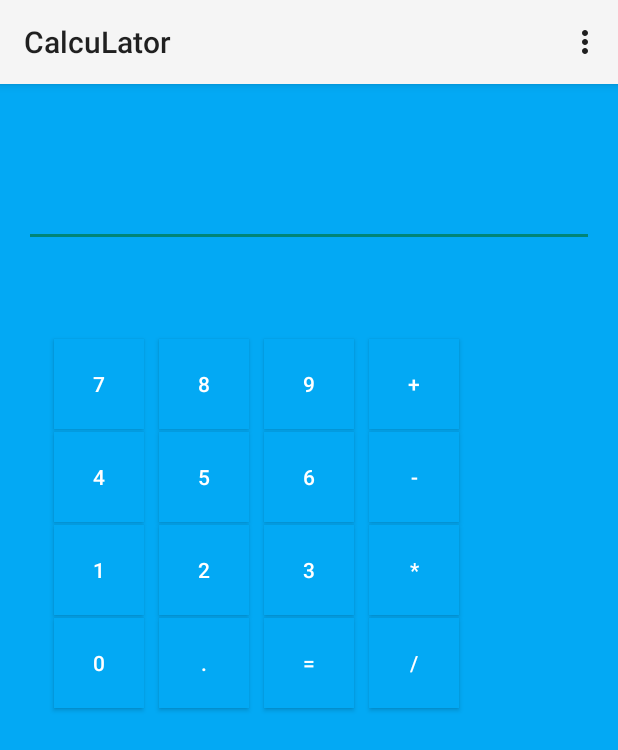
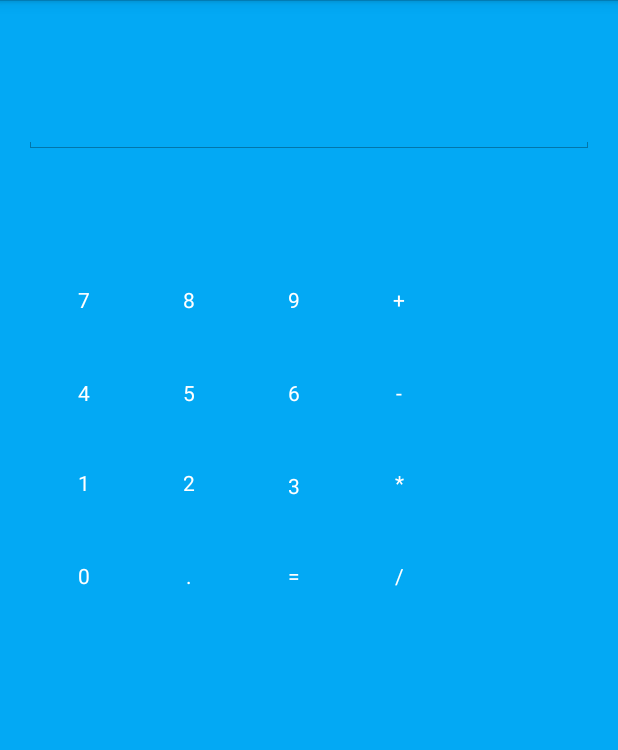
Before and after one commit to arjunmp350/CalcuLator, an Android app: the screen it shows after launch (MyActivity), on a phone screen of 412 x 824 dp. Shown: the top 750 px of the screen. Run offline under Robolectric (Android 15) with nearby library versions, the phone set to English and light mode, and no system bars.

Commit message:
Initial_changes

```diff
--- a/app/build.gradle
+++ b/app/build.gradle
@@ -1,13 +1,13 @@
 apply plugin: 'com.android.application'
 
 android {
-    compileSdkVersion 'android-L'
+    compileSdkVersion 16
     buildToolsVersion "20.0.0"
 
     defaultConfig {
         applicationId "com.calculator.pixel.calculator"
         minSdkVersion 15
-        targetSdkVersion 'L'
+        targetSdkVersion 20
         versionCode 1
         versionName "1.0"
     }
--- a/app/src/main/res/layout/activity_my.xml
+++ b/app/src/main/res/layout/activity_my.xml
@@ -18,10 +18,8 @@
         android:layout_alignParentTop="true"
         android:layout_marginTop="47dp"
         android:layout_alignParentLeft="true"
-        android:layout_alignParentStart="true"
         android:layout_alignParentRight="true"
-        android:layout_alignParentEnd="true"
-        android:textColor="@android:color/background_light" />
+        android:textColor="#ffffffff" />
 
     <Button
         style="?android:attr/buttonStyleSmall"
@@ -31,12 +29,12 @@
         android:id="@+id/btn_no_7"
         android:layout_alignParentTop="true"
         android:layout_alignParentLeft="true"
-        android:layout_alignParentStart="true"
         android:layout_marginTop="154dp"
-        android:layout_marginLeft="20dp"
+        android:layout_marginLeft="10dp"
         android:background="#03a9f4"
         android:layout_marginBottom="2dp"
-        android:textColor="@android:color/background_light" />
+        android:textColor="#ffffffff"
+        android:clickable="true" />
 
     <Button
         style="?android:attr/buttonStyleSmall"
@@ -48,7 +46,8 @@
         android:layout_toRightOf="@+id/btn_no_7"
         android:layout_marginLeft="10dp"
         android:background="#03a9f4"
-        android:textColor="@android:color/background_light" />
+        android:textColor="#ffffffff"
+        android:clickable="true" />
 
     <Button
         style="?android:attr/buttonStyleSmall"
@@ -60,7 +59,8 @@
         android:layout_toRightOf="@+id/btn_no_8"
         android:layout_marginLeft="10dp"
         android:background="#03a9f4"
-        android:textColor="@android:color/background_light" />
+        android:textColor="#ffffffff"
+        android:clickable="true" />
 
     <Button
         style="?android:attr/buttonStyleSmall"
@@ -68,12 +68,11 @@
         android:layout_height="60dp"
         android:text="4"
         android:id="@+id/btn_no_4"
-        android:layout_alignParentTop="false"
-        android:layout_alignStart="@+id/btn_no_7"
+        android:background="#03a9f4"
+        android:textColor="#ffffffff"
         android:layout_below="@+id/btn_no_7"
-        android:background="#03a9f4"
-        android:layout_marginBottom="2dp"
-        android:textColor="@android:color/background_light" />
+        android:layout_toLeftOf="@+id/btn_no_8"
+        android:clickable="true" />
 
     <Button
         style="?android:attr/buttonStyleSmall"
@@ -83,9 +82,9 @@
         android:id="@+id/btn_no_5"
         android:layout_alignTop="@+id/btn_no_4"
         android:layout_alignLeft="@+id/btn_no_8"
-        android:layout_alignStart="@+id/btn_no_8"
         android:background="#03a9f4"
-        android:textColor="@android:color/background_light" />
+        android:textColor="#ffffffff"
+        android:clickable="true" />
 
     <Button
         style="?android:attr/buttonStyleSmall"
@@ -95,10 +94,10 @@
         android:id="@+id/btn_no_6"
         android:layout_alignTop="@+id/btn_no_5"
         android:layout_alignLeft="@+id/btn_no_9"
-        android:layout_alignStart="@+id/btn_no_9"
         android:background="#03a9f4"
         android:layout_marginBottom="2dp"
-        android:textColor="@android:color/background_light" />
+        android:textColor="#ffffffff"
+        android:clickable="true" />
 
     <Button
         style="?android:attr/buttonStyleSmall"
@@ -110,7 +109,8 @@
         android:layout_toLeftOf="@+id/btn_no_8"
         android:background="#03a9f4"
         android:layout_marginBottom="2dp"
-        android:textColor="@android:color/background_light" />
+        android:textColor="#ffffffff"
+        android:clickable="true" />
 
     <Button
         style="?android:attr/buttonStyleSmall"
@@ -120,9 +120,9 @@
         android:id="@+id/btn_no_2"
         android:layout_alignTop="@+id/btn_no_1"
         android:layout_alignLeft="@+id/btn_no_5"
-        android:layout_alignStart="@+id/btn_no_5"
         android:background="#03a9f4"
-        android:textColor="@android:color/background_light" />
+        android:textColor="#ffffffff"
+        android:clickable="true" />
 
     <Button
         style="?android:attr/buttonStyleSmall"
@@ -132,10 +132,10 @@
         android:id="@+id/btn_no_3"
         android:layout_below="@+id/btn_no_6"
         android:layout_alignLeft="@+id/btn_no_6"
-        android:layout_alignStart="@+id/btn_no_6"
         android:background="#03a9f4"
         android:layout_marginBottom="2dp"
-        android:textColor="@android:color/background_light" />
+        android:textColor="#ffffffff"
+        android:clickable="true" />
 
     <Button
         style="?android:attr/buttonStyleSmall"
@@ -145,9 +145,9 @@
         android:id="@+id/btn_no_0"
         android:layout_below="@+id/btn_no_1"
         android:layout_alignLeft="@+id/btn_no_1"
-        android:layout_alignStart="@+id/btn_no_1"
         android:background="#03a9f4"
-        android:textColor="@android:color/background_light" />
+        android:textColor="#ffffffff"
+        android:clickable="true" />
 
     <Button
         style="?android:attr/buttonStyleSmall"
@@ -157,10 +157,10 @@
         android:id="@+id/btn_sym_dot"
         android:layout_below="@+id/btn_no_2"
         android:layout_alignLeft="@+id/btn_no_2"
-        android:layout_alignStart="@+id/btn_no_2"
         android:background="#03a9f4"
         android:layout_marginTop="2dp"
-        android:textColor="@android:color/background_light" />
+        android:textColor="#ffffffff"
+        android:clickable="true" />
 
     <Button
         style="?android:attr/buttonStyleSmall"
@@ -173,7 +173,8 @@
         android:layout_marginLeft="10dp"
         android:background="#03a9f4"
         android:layout_marginTop="2dp"
-        android:textColor="@android:color/background_light" />
+        android:textColor="#ffffffff"
+        android:clickable="true" />
 
     <Button
         style="?android:attr/buttonStyleSmall"
@@ -186,7 +187,8 @@
         android:layout_marginLeft="10dp"
         android:background="#03a9f4"
         android:layout_marginBottom="2dp"
-        android:textColor="@android:color/background_light" />
+        android:textColor="#ffffffff"
+        android:clickable="true" />
 
     <Button
         style="?android:attr/buttonStyleSmall"
@@ -196,10 +198,10 @@
         android:id="@+id/btn_sym_min"
         android:layout_above="@+id/btn_no_3"
         android:layout_alignLeft="@+id/btn_sym_plus"
-        android:layout_alignStart="@+id/btn_sym_plus"
         android:background="#03a9f4"
         android:layout_marginBottom="2dp"
-        android:textColor="@android:color/background_light" />
+        android:textColor="#ffffffff"
+        android:clickable="true" />
 
     <Button
         style="?android:attr/buttonStyleSmall"
@@ -212,7 +214,8 @@
         android:layout_marginLeft="10dp"
         android:background="#03a9f4"
         android:layout_marginTop="2dp"
-        android:textColor="@android:color/background_light" />
+        android:textColor="#ffffffff"
+        android:clickable="true" />
 
     <Button
         style="?android:attr/buttonStyleSmall"
@@ -224,6 +227,7 @@
         android:layout_toRightOf="@+id/btn_sym_eq"
         android:layout_marginLeft="10dp"
         android:background="#03a9f4"
-        android:textColor="@android:color/background_light" />
+        android:textColor="#ffffffff"
+        android:clickable="true" />
 
 </RelativeLayout>
--- a/app/src/main/res/values-v21/styles.xml
+++ b/app/src/main/res/values-v21/styles.xml
@@ -1,5 +1,5 @@
 <?xml version="1.0" encoding="utf-8"?>
 <resources>
-    <style name="AppTheme" parent="android:Theme.Material.Light">
+    <style name="AppTheme" parent="android:Theme.Holo.Light.NoActionBar">
     </style>
 </resources>
--- a/app/src/main/res/values/styles.xml
+++ b/app/src/main/res/values/styles.xml
@@ -1,7 +1,7 @@
 <resources>
 
     <!-- Base application theme. -->
-    <style name="AppTheme" parent="android:Theme.Holo.Light.DarkActionBar">
+    <style name="AppTheme" parent="android:Theme.Holo">
         <!-- Customize your theme here. -->
     </style>
 
```
Also changed, not shown: 1 other file.
